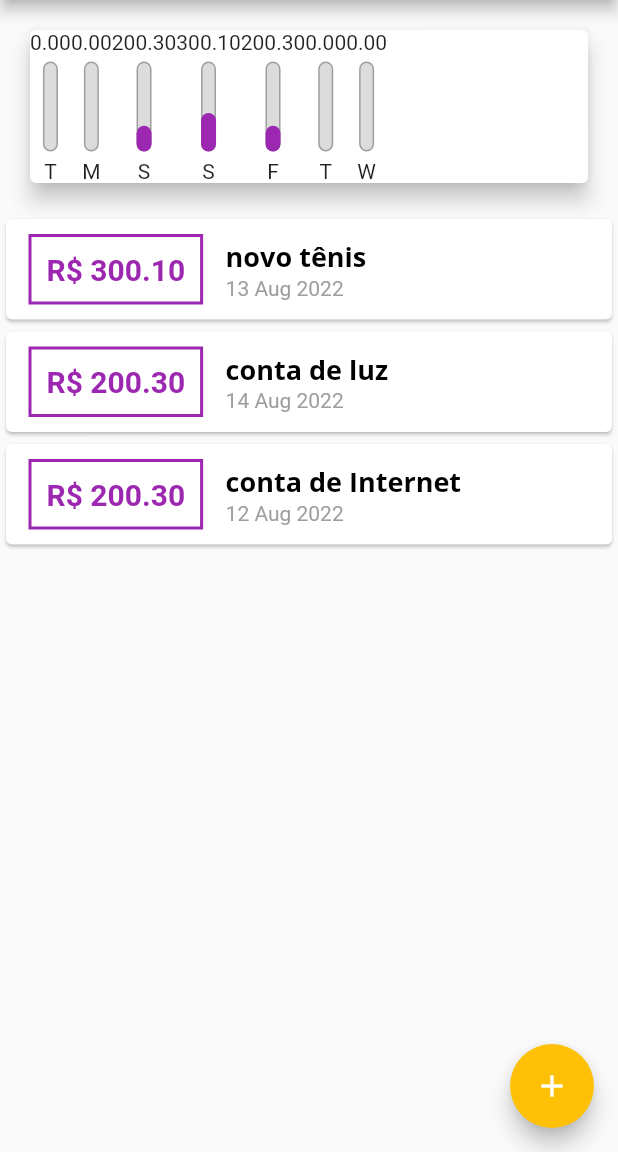
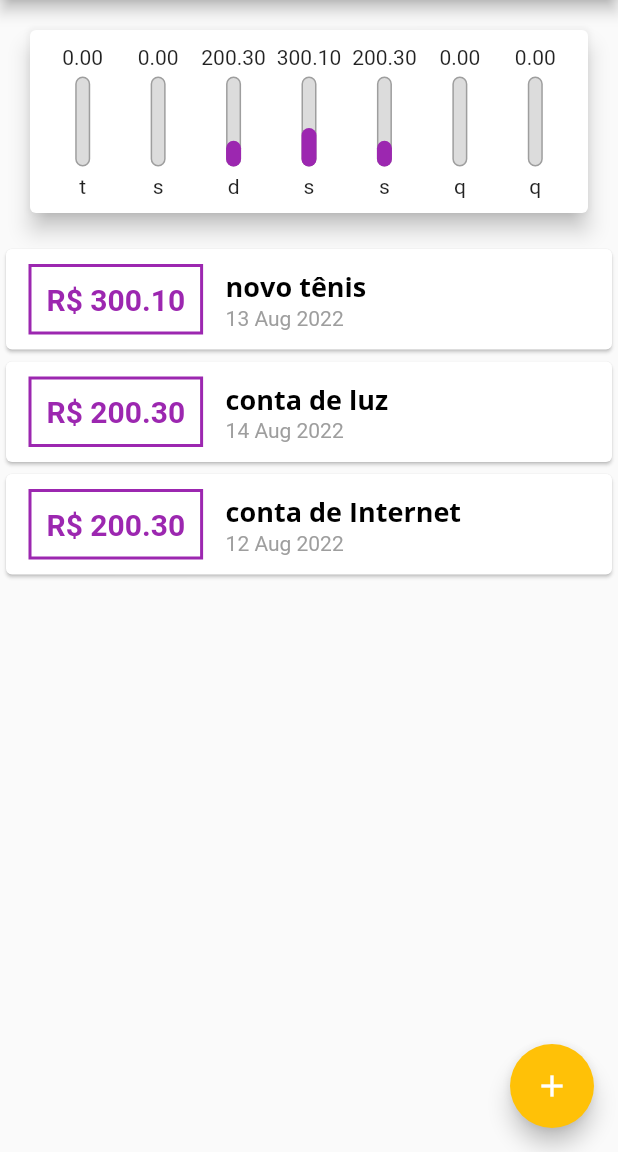
Before and after one commit to EnriqueIzel2/top_expenses, a Flutter app: the screen it shows after launch, on a phone screen of 412 x 824 dp, the part 84-1236 px from its top. Run offline on Flutter 3.47's test engine with Material 2 defaults, Android fonts, the phone set to English and light mode, and no system bars.

Commit message:
feat: add padding and flexible

```diff
--- a/lib/components/chart.dart
+++ b/lib/components/chart.dart
@@ -15,7 +15,7 @@ class Chart extends StatelessWidget {
         Duration(days: index),
       );
 
-      final dayFirstLetter = DateFormat.E().format(weekDay)[0];
+      final dayFirstLetter = DateFormat('EEE', 'pt_BR').format(weekDay)[0];
       double totalSum = 0.0;
 
       for (var i = 0; i < recentTransactions.length; i++) {
@@ -43,14 +43,21 @@ class Chart extends StatelessWidget {
     return Card(
       elevation: 6,
       margin: const EdgeInsets.all(20),
+      child: Padding(
+        padding: const EdgeInsets.all(10),
         child: Row(
+          mainAxisAlignment: MainAxisAlignment.spaceAround,
           children: groupedTransactions.map((transaction) {
-          return ChartBar(
+            return Flexible(
+              fit: FlexFit.tight,
+              child: ChartBar(
                 label: transaction['day'].toString(),
                 value: transaction['value'],
                 percentage: transaction['value'] / _weekTotalValue,
+              ),
             );
           }).toList(),
+        ),
       ),
     );
   }
```
Lines whose indentation alone changed are shown as unchanged.
